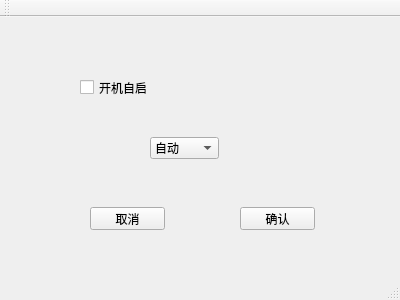
Before: the Qt Designer form mainwindow.ui in baiwulin/GitHub-hosts, drawn with Qt 5.
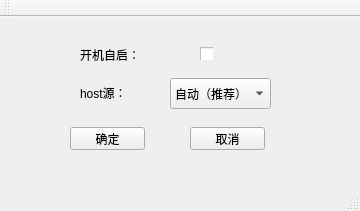
After: the same form once the commit is applied.

```diff
--- a/mainwindow.ui
+++ b/mainwindow.ui
@@ -6,8 +6,8 @@
    <rect>
     <x>0</x>
     <y>0</y>
-    <width>400</width>
-    <height>300</height>
+    <width>360</width>
+    <height>211</height>
    </rect>
   </property>
   <property name="windowTitle">
@@ -17,57 +17,83 @@
    <widget class="QCheckBox" name="checkBox">
     <property name="geometry">
      <rect>
-      <x>80</x>
-      <y>50</y>
-      <width>111</width>
-      <height>41</height>
+      <x>200</x>
+      <y>30</y>
+      <width>13</width>
+      <height>13</height>
      </rect>
     </property>
     <property name="text">
-     <string>开机自启</string>
-    </property>
-   </widget>
-   <widget class="QPushButton" name="pushButton">
-    <property name="geometry">
-     <rect>
-      <x>90</x>
-      <y>190</y>
-      <width>75</width>
-      <height>23</height>
-     </rect>
-    </property>
-    <property name="text">
-     <string>取消</string>
-    </property>
-   </widget>
-   <widget class="QPushButton" name="pushButton_2">
-    <property name="geometry">
-     <rect>
-      <x>240</x>
-      <y>190</y>
-      <width>75</width>
-      <height>23</height>
-     </rect>
-    </property>
-    <property name="text">
-     <string>确认</string>
+     <string/>
     </property>
    </widget>
    <widget class="QComboBox" name="comboBox">
     <property name="geometry">
      <rect>
-      <x>150</x>
-      <y>120</y>
-      <width>69</width>
-      <height>22</height>
+      <x>170</x>
+      <y>61</y>
+      <width>101</width>
+      <height>31</height>
      </rect>
     </property>
     <item>
      <property name="text">
-      <string>自动</string>
+      <string>自动（推荐）</string>
      </property>
     </item>
    </widget>
+   <widget class="QLabel" name="label">
+    <property name="geometry">
+     <rect>
+      <x>80</x>
+      <y>30</y>
+      <width>91</width>
+      <height>16</height>
+     </rect>
+    </property>
+    <property name="text">
+     <string>开机自启：</string>
+    </property>
+   </widget>
+   <widget class="QLabel" name="label_2">
+    <property name="geometry">
+     <rect>
+      <x>80</x>
+      <y>70</y>
+      <width>54</width>
+      <height>12</height>
+     </rect>
+    </property>
+    <property name="text">
+     <string>host源：</string>
+    </property>
+   </widget>
+   <widget class="QPushButton" name="pushButton">
+    <property name="geometry">
+     <rect>
+      <x>70</x>
+      <y>110</y>
+      <width>75</width>
+      <height>23</height>
+     </rect>
+    </property>
+    <property name="text">
+     <string>确定</string>
+    </property>
+   </widget>
+   <widget class="QPushButton" name="pushButton_2">
+    <property name="geometry">
+     <rect>
+      <x>190</x>
+      <y>110</y>
+      <width>75</width>
+      <height>23</height>
+     </rect>
+    </property>
+    <property name="text">
+     <string>取消</string>
+    </property>
+   </widget>
   </widget>
   <widget class="QMenuBar" name="menuBar">
    <property name="geometry">
```
Left out of the diff: 4 changed lines with no effect on the pictures.
